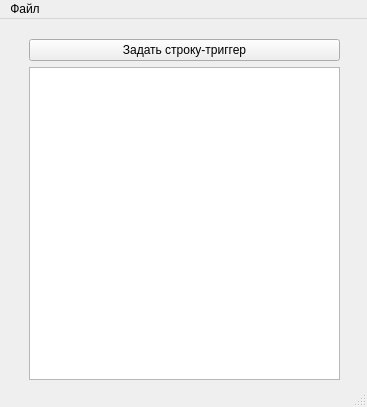
Before: the Qt Designer form Lab5_11/mainwindow.ui in BadCoder1337/QtLabs, drawn with Qt 5.
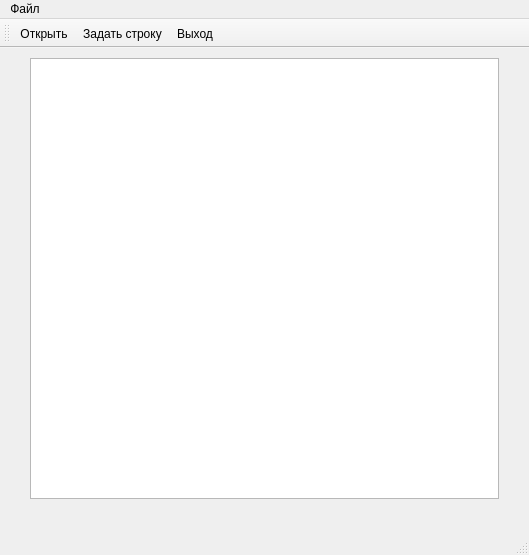
After: the same form once the commit is applied. Icons and pictures are not drawn.

```diff
--- a/Lab5_11/mainwindow.ui
+++ b/Lab5_11/mainwindow.ui
@@ -6,8 +6,8 @@
    <rect>
     <x>0</x>
     <y>0</y>
-    <width>367</width>
-    <height>407</height>
+    <width>529</width>
+    <height>555</height>
    </rect>
   </property>
   <property name="minimumSize">
@@ -18,43 +18,37 @@
   </property>
   <property name="maximumSize">
    <size>
-    <width>367</width>
-    <height>407</height>
+    <width>9999</width>
+    <height>9999</height>
    </size>
   </property>
   <property name="windowTitle">
    <string>MainWindow</string>
   </property>
   <widget class="QWidget" name="centralwidget">
-   <widget class="QWidget" name="verticalLayoutWidget">
+   <widget class="QListWidget" name="listWidget">
     <property name="geometry">
      <rect>
-      <x>29</x>
-      <y>20</y>
-      <width>311</width>
-      <height>341</height>
+      <x>30</x>
+      <y>10</y>
+      <width>469</width>
+      <height>441</height>
      </rect>
     </property>
-    <layout class="QVBoxLayout" name="verticalLayout">
-     <item>
-      <widget class="QPushButton" name="pushButton">
-       <property name="text">
-        <string>Задать строку-триггер</string>
-       </property>
-      </widget>
-     </item>
-     <item>
-      <widget class="QListWidget" name="listWidget"/>
-     </item>
-    </layout>
+    <property name="font">
+     <font>
+      <pointsize>14</pointsize>
+     </font>
+    </property>
    </widget>
   </widget>
+  <widget class="QStatusBar" name="statusbar"/>
   <widget class="QMenuBar" name="menubar">
    <property name="geometry">
     <rect>
      <x>0</x>
      <y>0</y>
-     <width>367</width>
+     <width>529</width>
      <height>22</height>
     </rect>
    </property>
@@ -67,7 +61,20 @@
    </widget>
    <addaction name="menu"/>
   </widget>
-  <widget class="QStatusBar" name="statusbar"/>
+  <widget class="QToolBar" name="toolBar">
+   <property name="windowTitle">
+    <string>toolBar</string>
+   </property>
+   <attribute name="toolBarArea">
+    <enum>TopToolBarArea</enum>
+   </attribute>
+   <attribute name="toolBarBreak">
+    <bool>false</bool>
+   </attribute>
+   <addaction name="actionOpen"/>
+   <addaction name="actionSet"/>
+   <addaction name="actionExit"/>
+  </widget>
   <action name="actionOpen">
    <property name="text">
     <string>Открыть</string>
@@ -77,6 +84,21 @@
    <property name="text">
     <string>Выход</string>
    </property>
+   <property name="shortcut">
+    <string>Ctrl+E</string>
+   </property>
+  </action>
+  <action name="actionSet">
+   <property name="icon">
+    <iconset resource="res.qrc">
+     <normaloff>:/icons8-filter-50.png</normaloff>:/icons8-filter-50.png</iconset>
+   </property>
+   <property name="text">
+    <string>Задать строку</string>
+   </property>
+   <property name="shortcut">
+    <string>Ctrl+S</string>
+   </property>
   </action>
  </widget>
  <resources/>
```
Left out of the diff: 23 changed lines with no effect on the pictures.
